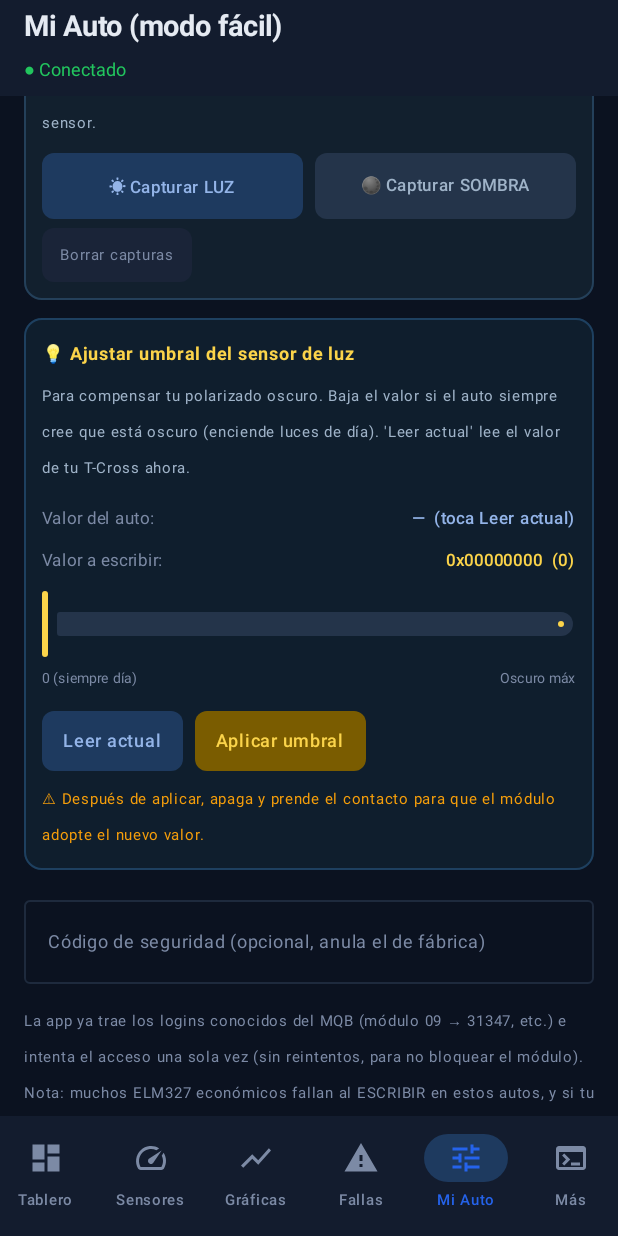
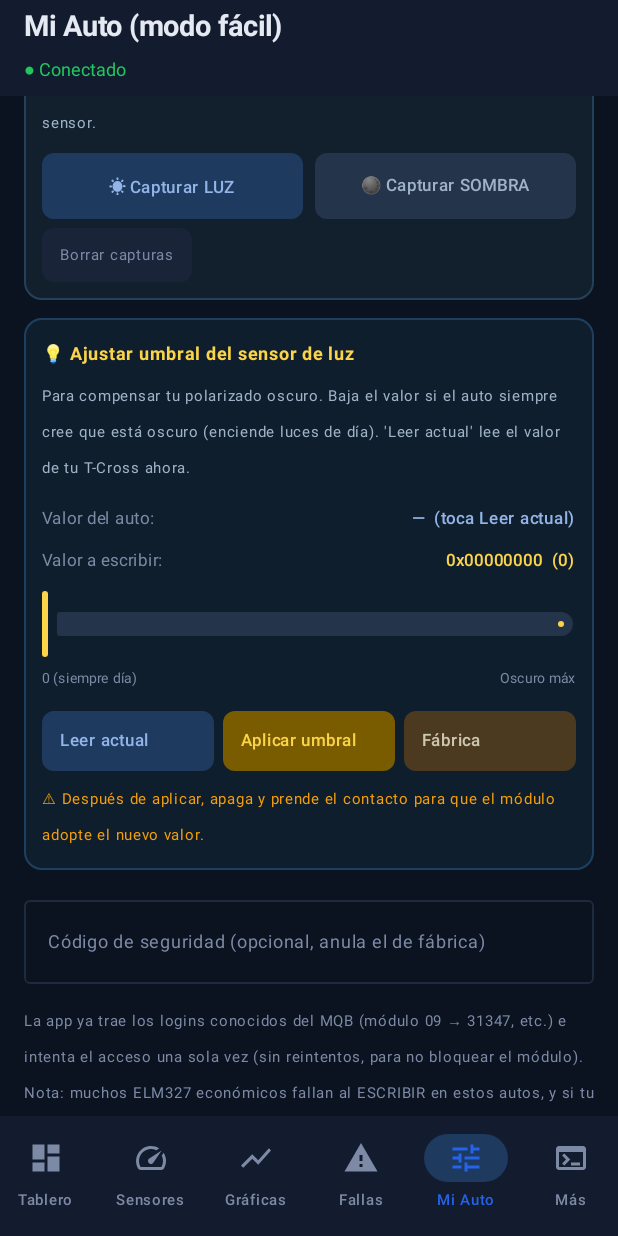
Before and after one commit to jarmzcomz/OBD2, an Android app built with Jetpack Compose: the HomeScreen screen opened through its navigation route, item 5 of the bottom bar chosen, scrolled down 476 dp, on a phone screen of 412 x 824 dp. Run offline under Robolectric (Android 15) with nearby library versions, the phone set to English and light mode, and no system bars.

Commit message:
Mejorar sensor luz y VIN: botón fábrica, logging diagnóstico y cálculo semilla
- Agregar botón "Fábrica" para resetear slider de luz al valor por defecto (0x315B34D3)
- Reescribir readVin() con mejor manejo de errores y logging de comandos AT
- Mejorar attemptSecurityAccessLogged() para mostrar detalles del cálculo de clave
- Cambiar ancho de semilla por defecto de 3 a 4 bytes (estándar MQB)
- Registrar todos los pasos de acceso de seguridad en log diagnóstico

https://claude.ai/code/session_01KuQVcGmGBfcFRd6DrvYC3B

```diff
--- a/auto-diag-suite/android/app/src/main/java/com/autodiag/ui/HomeScreen.kt
+++ b/auto-diag-suite/android/app/src/main/java/com/autodiag/ui/HomeScreen.kt
@@ -585,19 +585,26 @@ private fun VagTab(vm: VagViewModel) {
                     Text("Oscuro máx", color = Color(0xFF7C8AA5), fontSize = 9.sp)
                 }
                 Spacer(modifier = Modifier.height(10.dp))
-                Row(horizontalArrangement = Arrangement.spacedBy(8.dp)) {
+                Row(horizontalArrangement = Arrangement.spacedBy(6.dp), modifier = Modifier.fillMaxWidth()) {
                     Box(
-                        modifier = Modifier.background(Color(0xFF1E3A5F), RoundedCornerShape(8.dp))
+                        modifier = Modifier.weight(1f).background(Color(0xFF1E3A5F), RoundedCornerShape(8.dp))
                             .clickable(enabled = !busy) { vm.readLightSensor() }
-                            .padding(horizontal = 14.dp, vertical = 8.dp)
-                    ) { Text("Leer actual", color = Color(0xFF93B4E8), fontSize = 12.sp, fontWeight = FontWeight.SemiBold) }
+                            .padding(horizontal = 12.dp, vertical = 8.dp)
+                    ) { Text("Leer actual", color = Color(0xFF93B4E8), fontSize = 11.sp, fontWeight = FontWeight.SemiBold) }
                     Box(
-                        modifier = Modifier.background(Color(0xFF7A5C00), RoundedCornerShape(8.dp))
+                        modifier = Modifier.weight(1f).background(Color(0xFF7A5C00), RoundedCornerShape(8.dp))
                             .clickable(enabled = !busy && lightSensorValue >= 0) {
                                 vm.writeLightSensorThreshold(sliderValue.toInt())
                             }
-                            .padding(horizontal = 14.dp, vertical = 8.dp)
-                    ) { Text("Aplicar umbral", color = Color(0xFFFBD44A), fontSize = 12.sp, fontWeight = FontWeight.SemiBold) }
+                            .padding(horizontal = 12.dp, vertical = 8.dp)
+                    ) { Text("Aplicar umbral", color = Color(0xFFFBD44A), fontSize = 11.sp, fontWeight = FontWeight.SemiBold) }
+                    Box(
+                        modifier = Modifier.weight(1f).background(Color(0xFF4B3A1F), RoundedCornerShape(8.dp))
+                            .clickable(enabled = !busy && lightSensorValue >= 0) {
+                                sliderValue = 0x315B34D3.toFloat() // valor de fábrica (luz)
+                            }
+                            .padding(horizontal = 12.dp, vertical = 8.dp)
+                    ) { Text("Fábrica", color = Color(0xFFCDC8B1), fontSize = 11.sp, fontWeight = FontWeight.SemiBold) }
                 }
                 Spacer(modifier = Modifier.height(6.dp))
                 Text("⚠ Después de aplicar, apaga y prende el contacto para que el módulo adopte el nuevo valor.",
```
Also changed, not shown: auto-diag-suite/android/app/src/main/java/com/autodiag/viewmodel/VagViewModel.kt (+44 -15 lines).
